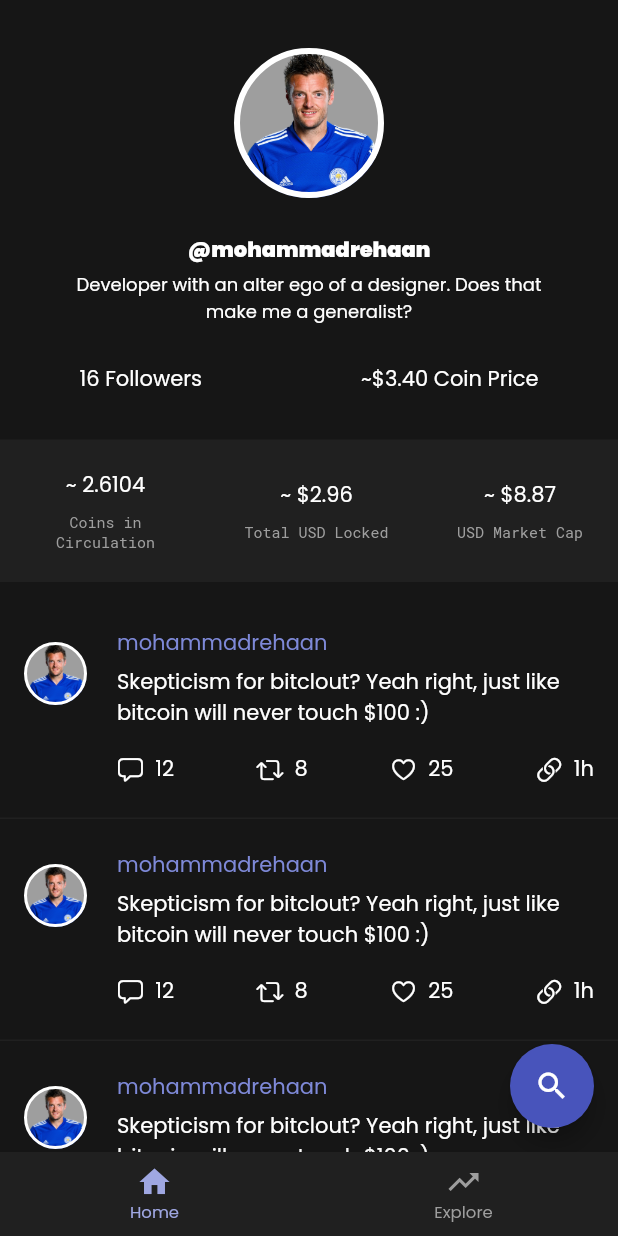
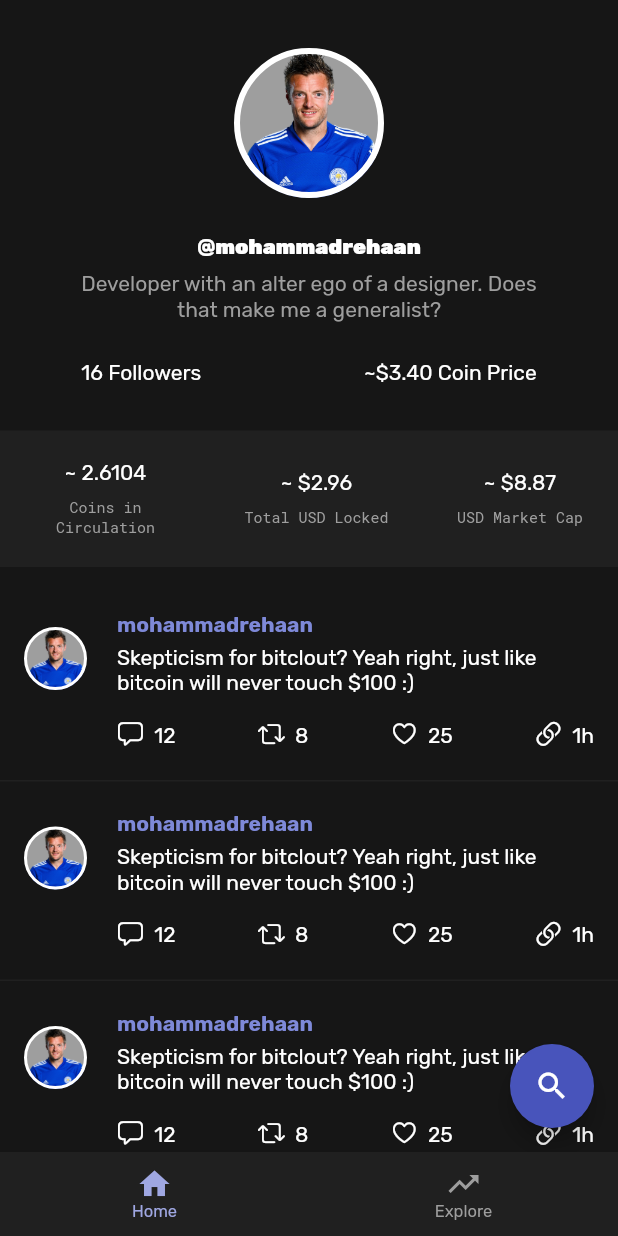
Before and after one commit to reyhaan/cloutbook, a Flutter app: the screen it shows after launch, on a phone screen of 412 x 824 dp. Run offline on Flutter 3.47's test engine with Material 2 defaults, Android fonts, the phone set to English and light mode, and no system bars; our stand-ins replace google_fonts.

Commit message:
more styling fixes

```diff
--- a/lib/main.dart
+++ b/lib/main.dart
@@ -16,21 +16,24 @@ class MyApp extends StatelessWidget {
       child: MaterialApp(
         title: 'Cloutbook',
         debugShowCheckedModeBanner: false,
+        routes: {
+          '/': (context) => NavScreen(),
+          '/search': (context) => SearchScreen(),
+        },
         theme: ThemeData(
           appBarTheme: const AppBarTheme(backgroundColor: Palette.foreground),
           scaffoldBackgroundColor: Palette.background,
           primaryColor: Palette.primary,
           accentColor: Palette.primary,
           iconTheme: const IconThemeData(color: Colors.white),
-          fontFamily: GoogleFonts.poppins().fontFamily,
-          textTheme: GoogleFonts.poppinsTextTheme(
+          fontFamily: GoogleFonts.rubik().fontFamily,
+          textTheme: GoogleFonts.rubikTextTheme(
             TextTheme(
               bodyText1: TextStyle(color: Colors.white),
               bodyText2: TextStyle(color: Colors.white),
             ),
           ),
         ),
-        home: NavScreen(),
       ),
     );
   }
--- a/lib/screens/screens.dart
+++ b/lib/screens/screens.dart
@@ -1,3 +1,4 @@
 export 'HomeScreen.dart';
 export 'NavScreen.dart';
 export 'ExploreScreen.dart';
+export 'SearchScreen.dart';
--- a/lib/widgets/FavoriteList.dart
+++ b/lib/widgets/FavoriteList.dart
@@ -78,7 +78,9 @@ class ListItem extends StatelessWidget {
                       Container(
                         child: Text(
                           'mohammadrehaan',
-                          style: TextStyle(color: Palette.primary4),
+                          style: TextStyle(
+                              color: Palette.primary4,
+                              fontWeight: FontWeight.bold),
                         ),
                       ),
                       SizedBox(height: 5.0),
@@ -99,7 +101,7 @@ class ListItem extends StatelessWidget {
               Text('~\$3.50'),
               SizedBox(width: 20),
               Icon(
-                CupertinoIcons.xmark,
+                Icons.delete_outline,
                 size: 18.0,
                 color: Palette.hintColor,
               ),
--- a/lib/widgets/Posts.dart
+++ b/lib/widgets/Posts.dart
@@ -69,13 +69,17 @@ class PostItem extends StatelessWidget {
                 Container(
                   child: Text(
                     'mohammadrehaan',
-                    style: TextStyle(color: Palette.primary4),
+                    style: TextStyle(
+                        color: Palette.primary4, fontWeight: FontWeight.bold),
                   ),
                 ),
                 SizedBox(height: 5.0),
-                Text(
-                  'Skepticism for bitclout? Yeah right, just like bitcoin will never touch \$100 :)',
-                  textAlign: TextAlign.left,
+                Padding(
+                  padding: const EdgeInsets.only(right: 16.0),
+                  child: Text(
+                    'Skepticism for bitclout? Yeah right, just like bitcoin will never touch \$100 :)',
+                    textAlign: TextAlign.left,
+                  ),
                 ),
                 SizedBox(height: 16),
                 Padding(
--- a/lib/widgets/ProfileHeader.dart
+++ b/lib/widgets/ProfileHeader.dart
@@ -33,7 +33,7 @@ class _ProfileHeaderState extends State<ProfileHeader> {
             ),
           ),
           Container(
-            margin: EdgeInsets.only(top: 4.0, bottom: 4.0),
+            margin: EdgeInsets.only(top: 4.0, bottom: 8.0),
             child: Text(
               '@mohammadrehaan',
               style: TextStyle(fontWeight: FontWeight.w900, fontSize: 14),
@@ -45,7 +45,7 @@ class _ProfileHeaderState extends State<ProfileHeader> {
             child: Text(
               'Developer with an alter ego of a designer. Does that make me a generalist?',
               textAlign: TextAlign.center,
-              style: TextStyle(fontSize: 12),
+              style: TextStyle(fontSize: 14, color: Colors.grey),
             ),
           ),
         ],
```
Also changed, not shown: lib/screens/HomeScreen.dart (+7 -1 lines), lib/screens/SearchScreen.dart (added, +19 -0 lines).
